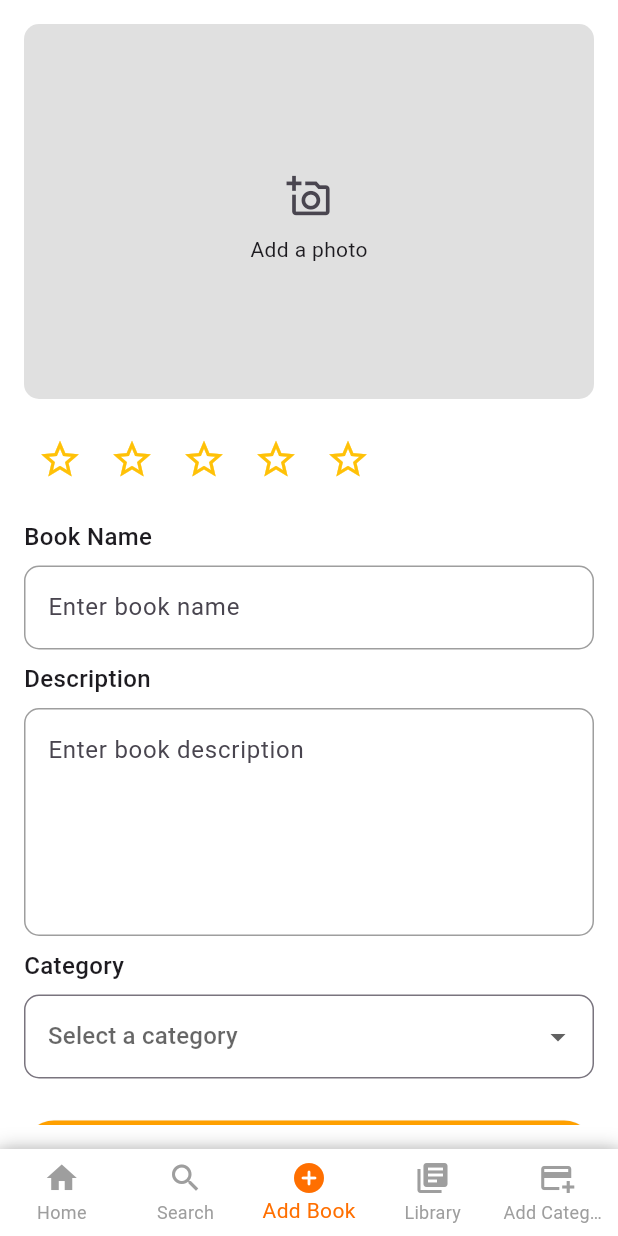
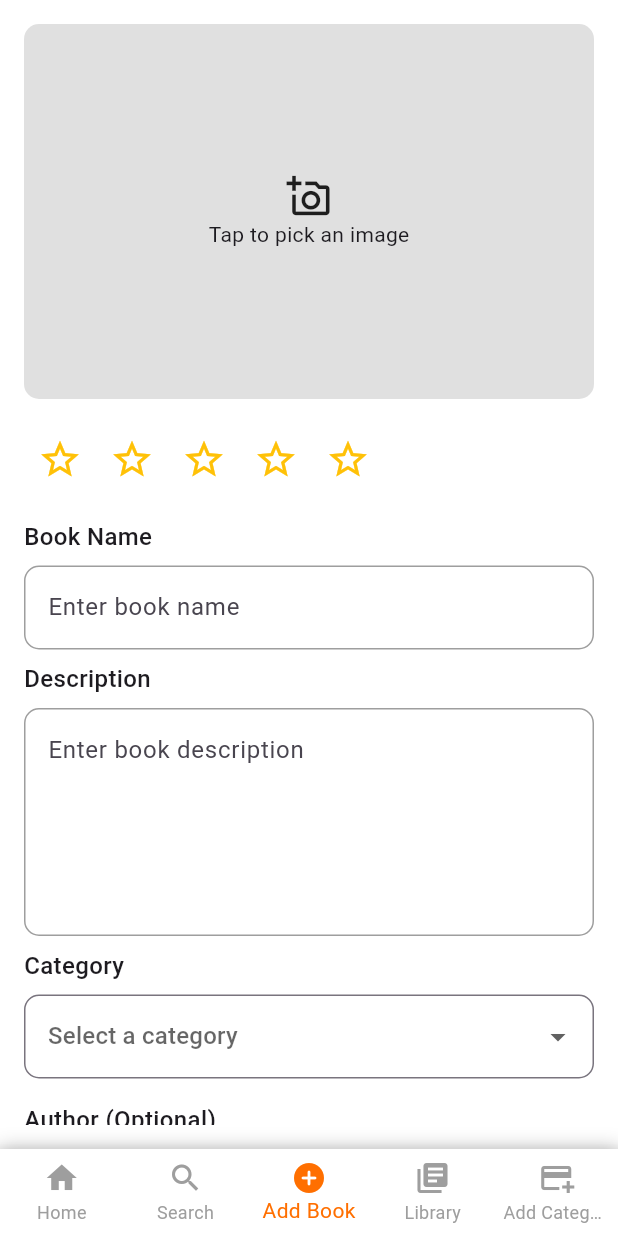
Before and after one commit to Nasaee/library_app, a Flutter app: the screen it shows after launch, item 3 of the bottom bar chosen, on a phone screen of 412 x 824 dp. Run offline on Flutter 3.47's test engine with Material 3 defaults, Android fonts, the phone set to English and light mode, and no system bars; our stand-ins replace flutter_easyloading, fluttertoast, go_router, image_picker, sqflite; accounts and stored records are empty.

Commit message:
update add book page

```diff
--- a/lib/db/db.dart
+++ b/lib/db/db.dart
@@ -1,3 +1,4 @@
+import 'package:library_app/configs/db_config.dart';
 import 'package:library_app/models/category_model.dart';
 import 'package:path/path.dart' as P;
 import 'package:sqflite/sqflite.dart';
@@ -20,31 +21,12 @@ class DatabaseHelper {
       dbPath,
       version: DB_VERSION,
       onCreate: (db, version) async {
-        await db.execute(_createTableCategory);
+        await db.execute(createTableCategory);
       },
     );
 
     return _database!;
   }
-
-  final String _createTableCategory = '''
-  CREATE TABLE $tableCategory (
-    $tblCategoryId INTEGER PRIMARY KEY AUTOINCREMENT,
-    $tblCategoryName TEXT NOT NULL UNIQUE,
-    $tblCategoryDescription TEXT NOT NULL,
-    $tblCategoryCreatedAt TEXT DEFAULT CURRENT_TIMESTAMP,
-    $tblCategoryUpdatedAt TEXT DEFAULT CURRENT_TIMESTAMP
-  );
-
-  -- ✅ TRIGGER: Automatically update 'updatedAt' on modification
-  CREATE TRIGGER update_category_updatedAt
-  AFTER UPDATE ON $tableCategory
-  FOR EACH ROW
-  BEGIN
-    UPDATE $tableCategory SET $tblCategoryUpdatedAt = CURRENT_TIMESTAMP
-    WHERE $tblCategoryId = OLD.$tblCategoryId;
-  END;
-''';
 
   /// ✅ Public method to insert default categories **only if the table is empty**
   Future<void> ensureDefaultCategories() async {
--- a/lib/screens/main_screens/add_book_screen.dart
+++ b/lib/screens/main_screens/add_book_screen.dart
@@ -1,4 +1,7 @@
+import 'dart:io';
+import 'dart:typed_data';
 import 'package:flutter/material.dart';
+import 'package:image_picker/image_picker.dart';
 import 'package:library_app/components/input.dart';
 import 'package:library_app/models/category_model.dart';
 import 'package:library_app/providers/category_provider.dart';
@@ -19,6 +22,10 @@ class _AddBookScreenState extends State<AddBookScreen> {
   int _rating = 0;
   final _nameController = TextEditingController();
   final _descriptionController = TextEditingController();
+  File? _selectedImage; // ✅ Store picked image
+  Uint8List? _imageBytes; // ✅ Convert to bytes for database storage
+  final ImagePicker _picker = ImagePicker();
+  final _authorController = TextEditingController();
 
   @override
   Widget build(BuildContext context) {
@@ -38,24 +45,30 @@ class _AddBookScreenState extends State<AddBookScreen> {
               child: Column(
                 crossAxisAlignment: CrossAxisAlignment.start,
                 children: [
-                  Container(
+                  // 📷 Image Picker
+                  GestureDetector(
+                    onTap: _pickImage,
+                    child: Container(
                       width: double.infinity,
                       height: 250,
                       decoration: BoxDecoration(
                         color: Colors.grey[300],
                         borderRadius: BorderRadius.circular(10),
+                        image: _selectedImage != null
+                            ? DecorationImage(
+                                image: FileImage(_selectedImage!),
+                                fit: BoxFit.cover)
+                            : null,
                       ),
-                    child: Column(
+                      child: _selectedImage == null
+                          ? Column(
                               mainAxisAlignment: MainAxisAlignment.center,
                               children: [
-                        IconButton(
-                          padding: const EdgeInsets.all(10),
-                          onPressed: () {},
-                          icon:
-                              const Icon(Icons.add_a_photo_outlined, size: 30),
-                        ),
-                        const Text('Add a photo'),
+                                Icon(Icons.add_a_photo_outlined, size: 30),
+                                const Text('Tap to pick an image'),
                               ],
+                            )
+                          : null,
                     ),
                   ),
                   SizedBox(height: 16),
@@ -151,10 +164,28 @@ class _AddBookScreenState extends State<AddBookScreen> {
                       border: OutlineInputBorder(
                         borderRadius: BorderRadius.circular(10),
                       ),
+                      focusedBorder: OutlineInputBorder(
+                        borderRadius: BorderRadius.circular(10),
+                        borderSide: BorderSide(
+                          color: Colors.orange, // Change to desired color
+                          width: 2.0,
+                        ),
+                      ),
                       errorText: _submitted && _selectedCategory == null
                           ? 'Please select a category'
                           : null, // ✅ Show error after submit
                     ),
+                  ),
+
+                  const SizedBox(height: 16),
+
+                  // ✍️ Author Input (Optional)
+                  CustomTextInput(
+                    label: 'Author (Optional)',
+                    hint: 'Enter author name',
+                    controller: _authorController,
+                    onChanged: () => setState(() {}),
+                    validator: (value) => null, // ✅ No validation required
                   ),
 
                   const SizedBox(height: 24),
@@ -180,16 +211,30 @@ class _AddBookScreenState extends State<AddBookScreen> {
     );
   }
 
+  /// ✅ Pick an image from the gallery
+  Future<void> _pickImage() async {
+    final XFile? image = await _picker.pickImage(source: ImageSource.gallery);
+
+    if (image != null) {
+      final bytes = await image.readAsBytes();
+      setState(() {
+        _selectedImage = File(image.path);
+        _imageBytes = bytes;
+      });
+    }
+  }
+
   /// ✅ Validate and Save Book
   void _saveBook() {
     setState(() {
-      _submitted = true; // ✅ Show validation on submit
+      _submitted = true;
     });
 
-    if (_formKey.currentState!.validate() && _selectedCategory != null ||
+    if (_formKey.currentState!.validate() &&
+        _selectedCategory != null &&
         _rating > 0) {
       print(
-          '✅ Book Saved: Name - ${_nameController.text}, Category - $_selectedCategory, Rating - $_rating');
+          '✅ Book Saved: Name - ${_nameController.text}, Category - $_selectedCategory, Rating - $_rating, Image - ${_imageBytes != null ? 'Yes' : 'No'}');
       _resetForm();
     }
   }
@@ -202,6 +247,9 @@ class _AddBookScreenState extends State<AddBookScreen> {
       _submitted = false;
       _selectedCategory = null;
       _rating = 0;
+      _selectedImage = null;
+      _imageBytes = null;
+      _authorController.clear();
     });
   }
 
```
Also changed, not shown: lib/configs/db_config.dart (added, +36 -0 lines), lib/models/book_model.dart (added, +69 -0 lines), 4 other files. Lines whose indentation alone changed are shown as unchanged.
